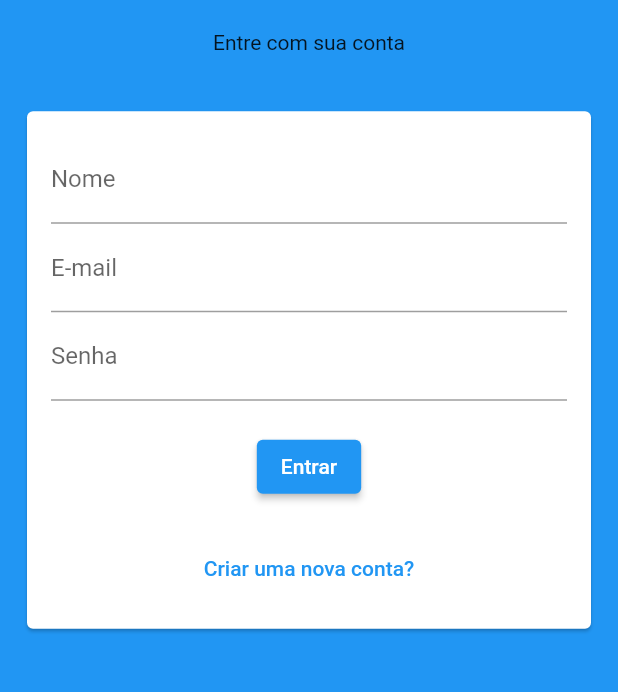
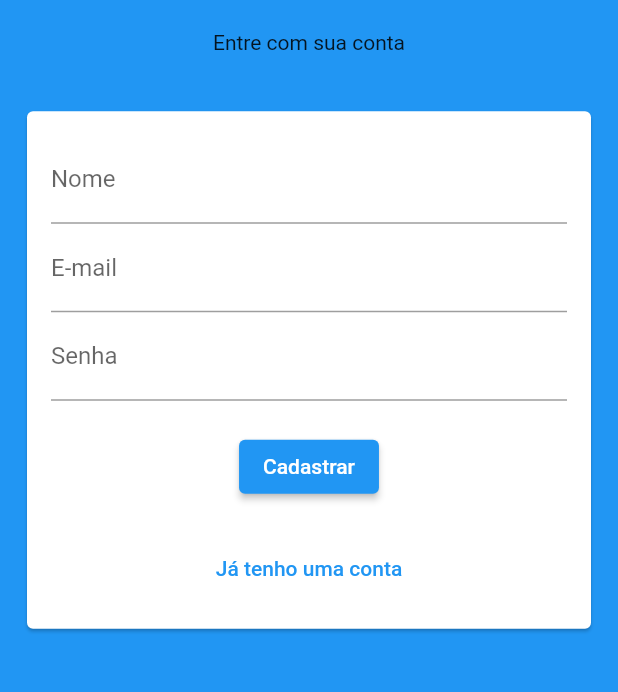
Before and after one commit to TonySilva7/chat-flutter, a Flutter app: the screen it shows after launch, after a tap on "Criar uma nova conta?", on a phone screen of 412 x 824 dp, the part 302-994 px from its top. Run offline on Flutter 3.47's test engine with Material 2 defaults, Android fonts, the phone set to English and light mode, and no system bars.

Commit message:
feat: create keys input and initial value

```diff
--- a/lib/app/widgets/auth_form.dart
+++ b/lib/app/widgets/auth_form.dart
@@ -1,7 +1,20 @@
+import 'package:chat/app/models/auth_form_data.dart';
 import 'package:flutter/material.dart';
 
-class AuthForm extends StatelessWidget {
+class AuthForm extends StatefulWidget {
   const AuthForm({super.key});
+
+  @override
+  State<AuthForm> createState() => _AuthFormState();
+}
+
+class _AuthFormState extends State<AuthForm> {
+  final _formKey = GlobalKey<FormState>();
+  final AuthFormData _formData = AuthFormData();
+
+  void _handleSubmit() {
+    _formKey.currentState?.validate();
+  }
 
   @override
   Widget build(BuildContext context) {
@@ -10,30 +23,42 @@ class AuthForm extends StatelessWidget {
       child: Padding(
         padding: const EdgeInsets.all(16.0),
         child: Form(
+          key: _formKey,
           child: Column(
             children: [
+              _formData.isSignup
+                  ? TextFormField(
+                      key: const ValueKey('name'),
+                      initialValue: _formData.name,
+                      onChanged: (value) => _formData.name = value,
+                      decoration: const InputDecoration(labelText: 'Nome'),
+                      keyboardType: TextInputType.text,
+                    )
+                  : const SizedBox.shrink(),
               TextFormField(
-                decoration: const InputDecoration(labelText: 'Nome'),
-                keyboardType: TextInputType.text,
-              ),
-              TextFormField(
+                key: const ValueKey('email'),
+                initialValue: _formData.name,
+                onChanged: (value) => _formData.name = value,
                 decoration: const InputDecoration(labelText: 'E-mail'),
                 keyboardType: TextInputType.emailAddress,
               ),
               TextFormField(
+                key: const ValueKey('password'),
+                initialValue: _formData.name,
+                onChanged: (value) => _formData.name = value,
                 decoration: const InputDecoration(labelText: 'Senha'),
                 keyboardType: TextInputType.visiblePassword,
                 obscureText: true,
               ),
               const SizedBox(height: 20),
               ElevatedButton(
-                onPressed: () {},
-                child: const Text('Entrar'),
+                onPressed: _handleSubmit,
+                child: Text(_formData.isLogin ? 'Entrar' : 'Cadastrar'),
               ),
               const SizedBox(height: 20),
               TextButton(
-                onPressed: () {},
-                child: const Text('Criar uma nova conta?'),
+                onPressed: () => setState(() => _formData.toggleAuthMode()),
+                child: Text(_formData.isLogin ? 'Criar uma nova conta?' : 'Já tenho uma conta'),
               ),
             ],
           ),
```
